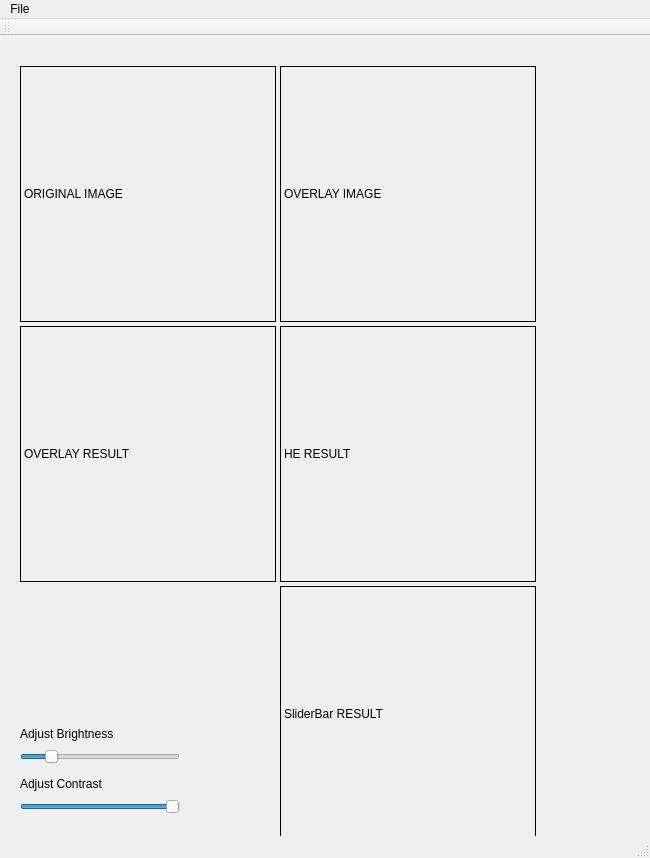
Before: the Qt Designer form bmp_Processor/mainwindow.ui in evs2012/Milestone2, drawn with Qt 5.
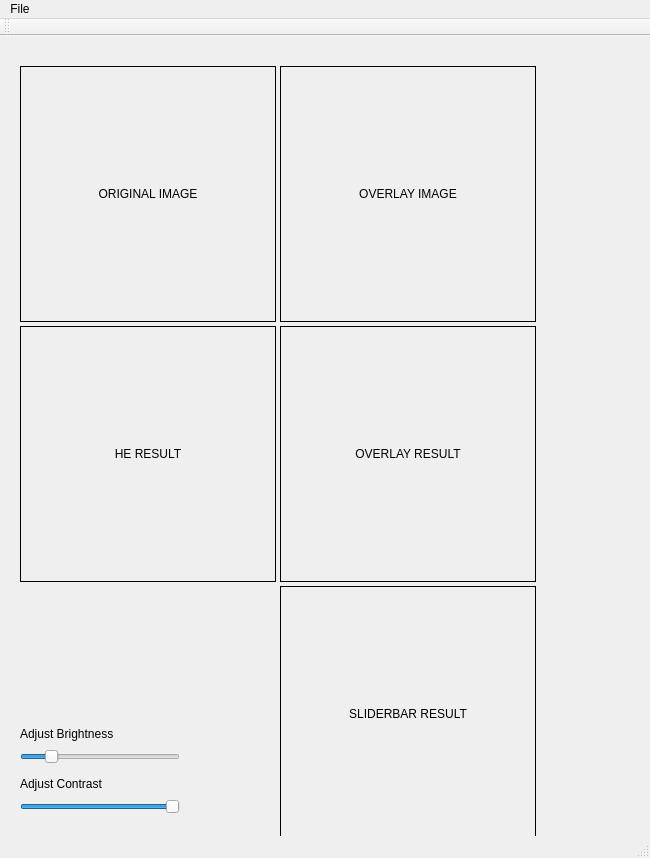
After: the same form once the commit is applied.

What changed in the file:
```diff
--- a/bmp_Processor/mainwindow.ui
+++ b/bmp_Processor/mainwindow.ui
@@ -96,6 +96,9 @@
     <property name="text">
      <string>ORIGINAL IMAGE</string>
     </property>
+    <property name="alignment">
+     <set>Qt::AlignCenter</set>
+    </property>
    </widget>
    <widget class="QLabel" name="lbl_Overlay_Image">
     <property name="geometry">
@@ -112,11 +115,14 @@
     <property name="text">
      <string>OVERLAY IMAGE</string>
     </property>
+    <property name="alignment">
+     <set>Qt::AlignCenter</set>
+    </property>
    </widget>
    <widget class="QLabel" name="lbl_Overlay_Result">
     <property name="geometry">
      <rect>
-      <x>20</x>
+      <x>280</x>
       <y>290</y>
       <width>256</width>
       <height>256</height>
@@ -128,11 +134,14 @@
     <property name="text">
      <string>OVERLAY RESULT</string>
     </property>
+    <property name="alignment">
+     <set>Qt::AlignCenter</set>
+    </property>
    </widget>
    <widget class="QLabel" name="lbl_HE_Result">
     <property name="geometry">
      <rect>
-      <x>280</x>
+      <x>20</x>
       <y>290</y>
       <width>256</width>
       <height>256</height>
@@ -144,6 +153,9 @@
     <property name="text">
      <string>HE RESULT</string>
     </property>
+    <property name="alignment">
+     <set>Qt::AlignCenter</set>
+    </property>
    </widget>
    <widget class="QLabel" name="lbl_SB_Result">
     <property name="geometry">
@@ -158,7 +170,10 @@
      <enum>QFrame::Box</enum>
     </property>
     <property name="text">
-     <string>SliderBar RESULT</string>
+     <string>SLIDERBAR RESULT</string>
+    </property>
+    <property name="alignment">
+     <set>Qt::AlignCenter</set>
     </property>
    </widget>
    <zorder>lbl_Overlay_Result</zorder>
```
Left out of the diff: 8 changed lines with no effect on the pictures.
